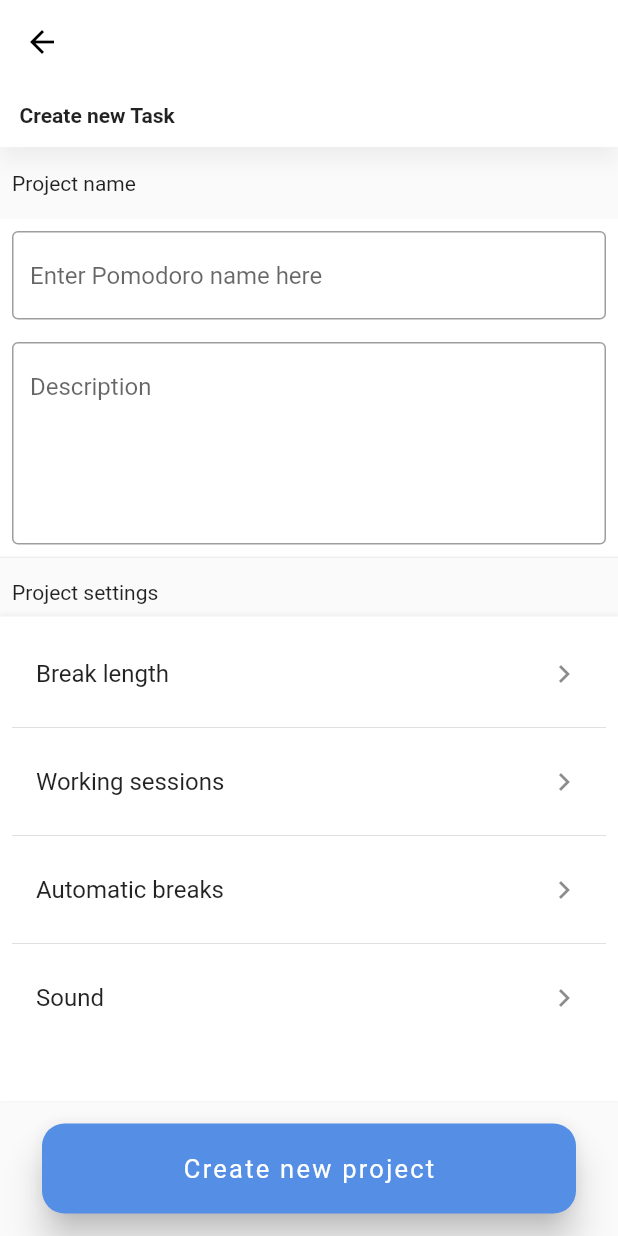
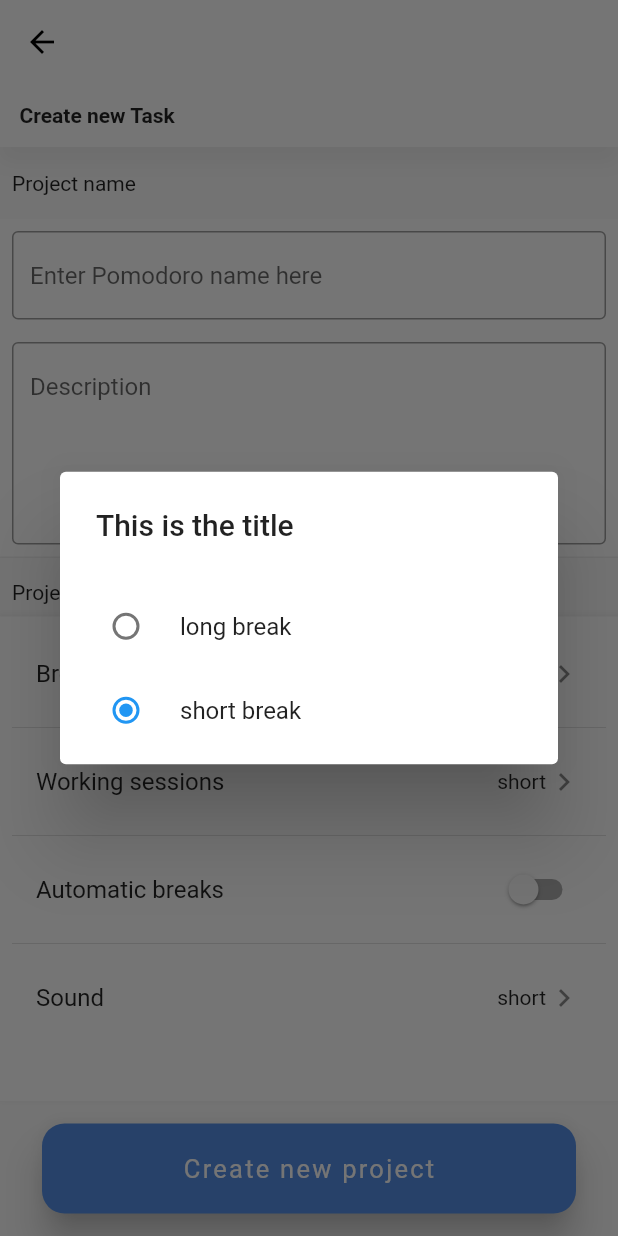
Before and after one commit to enaannan/Pomotimer2, a Flutter app: the NewTaskScreen screen opened directly, after a tap on "Sound", on a phone screen of 412 x 824 dp. Run offline on Flutter 3.47's test engine with Material 2 defaults, Android fonts, the phone set to English and light mode, and no system bars; our stand-ins replace google_fonts, introduction_screen, rxdart, step_progress_indicator; Roboto replaces fonts that are missing (Ubuntu); project files that could hold a hidden picture were left out.

Commit message:
fixed part of settings widget

```diff
--- /dev/null
+++ b/assets/constants/constants.dart
@@ -0,0 +1 @@
+//todo place constants in this file
--- a/lib/screens/NewTaskScreen.dart
+++ b/lib/screens/NewTaskScreen.dart
@@ -1,10 +1,20 @@
 import 'package:flutter/material.dart';
 import 'package:google_fonts/google_fonts.dart';
 import 'package:pomotimer2/widgets/BlueCard.dart';
+import 'package:flutter/foundation.dart';
+import 'package:pomotimer2/widgets/SettingsUI.dart';
 
-class NewTaskScreen extends StatelessWidget {
+
+class NewTaskScreen extends StatefulWidget {
   const NewTaskScreen({Key? key,}) : super(key: key);
 
+  @override
+  _NewTaskScreenState createState() => _NewTaskScreenState();
+}
+
+enum AlarmNames{ginger , caramel, snoozy }
+class _NewTaskScreenState extends State<NewTaskScreen> {
+bool _automaticBreaks = false;
   @override
   Widget build(BuildContext context) {
     return SafeArea(
@@ -84,7 +94,13 @@ class NewTaskScreen extends StatelessWidget {
                   children: [
                   ListTile(
                     title: Text("Break length"),
-                    trailing: Icon(Icons.keyboard_arrow_right),
+                    trailing: Row(
+                      mainAxisSize: MainAxisSize.min,
+                      children: [
+                        Text(describeEnum(BreakLength.short)),
+                        Icon(Icons.keyboard_arrow_right),
+                      ],
+                    ),
                   onTap: (){
                       showDialog(
                           context: context,
@@ -95,18 +111,40 @@ class NewTaskScreen extends StatelessWidget {
                   Divider(),
                     ListTile(
                         title: Text("Working sessions"),
-                        trailing: Icon(Icons.keyboard_arrow_right),
+                        trailing: Row(
+                          mainAxisSize: MainAxisSize.min,
+                          children: [
+                            Text(describeEnum(BreakLength.short)),
+                            Icon(Icons.keyboard_arrow_right),
+                          ],
+                        ),
                         onTap: (){print("hhhh");}),
                   Divider(),
-                  ListTile(
+                  SwitchListTile(
                       title: Text("Automatic breaks"),
-                      trailing: Icon(Icons.keyboard_arrow_right),
-                      onTap: (){print("hhhh");}),
+                      value: _automaticBreaks,
+                      onChanged: (bool value){
+                            setState((){
+                            _automaticBreaks = value;
+                            });
+                      }),
                   Divider(),
                   ListTile(
                       title: Text("Sound"),
-                      trailing: Icon(Icons.keyboard_arrow_right),
-                      onTap: (){print("hhhh");}),
+                      trailing: Row(
+                        mainAxisSize: MainAxisSize.min,
+                        children: [
+                          Text(describeEnum(BreakLength.short)),
+                          Icon(Icons.keyboard_arrow_right),
+                        ],
+                      ),
+                      onTap: (){
+                        showDialog(
+                            context: context,
+                            builder: (BuildContext context){
+                              return OptionsDialog();
+                            });
+                      }),
                   ],
                 ),
               ),
@@ -136,46 +174,3 @@ class NewTaskScreen extends StatelessWidget {
     );
   }
 }
-
-
-class OptionsDialog extends StatelessWidget {
-  @override
-  Widget build(BuildContext context) {
-    return AlertDialog(
-     title: Text("This is the title"),
-      actions: [
-        RadioListTile(title: Text("long break"), value: true, groupValue: true, onChanged: (value){}),
-        RadioListTile(title: Text("short break"), value: true, groupValue: true, onChanged: (value){})
-      ],
-    );
-  }
-}
-
-class SettingsCard extends StatelessWidget {
-  const SettingsCard({
-    Key? key,
-    required this.child,
-  }) : super(key: key);
-
-  final Widget child;
-
-  @override
-  Widget build(BuildContext context) {
-    return Container(
-      width: double.infinity,
-      decoration: BoxDecoration(
-        color: Colors.white,
-        boxShadow: <BoxShadow>[
-          BoxShadow(
-              color: Colors.grey[200]!,
-              spreadRadius: 1,
-              blurRadius: 2,
-              offset: Offset(0, -1))
-        ],
-      ),
-      child: Padding(
-          padding: const EdgeInsets.symmetric(vertical: 10.0, horizontal: 8.0),
-          child: child),
-    );
-  }
-}
--- /dev/null
+++ b/lib/widgets/SettingsUI.dart
@@ -0,0 +1,72 @@
+import 'package:flutter/material.dart';
+
+class SettingsCard extends StatelessWidget {
+  const SettingsCard({
+    Key? key,
+    required this.child,
+  }) : super(key: key);
+
+  final Widget child;
+
+  @override
+  Widget build(BuildContext context) {
+    return Container(
+      width: double.infinity,
+      decoration: BoxDecoration(
+        color: Colors.white,
+        boxShadow: <BoxShadow>[
+          BoxShadow(
+              color: Colors.grey[200]!,
+              spreadRadius: 1,
+              blurRadius: 2,
+              offset: Offset(0, -1))
+        ],
+      ),
+      child: Padding(
+          padding: const EdgeInsets.symmetric(vertical: 10.0, horizontal: 8.0),
+          child: child),
+    );
+  }
+}
+
+enum BreakLength{short, long}
+
+class OptionsDialog extends StatefulWidget {
+
+  @override
+  _OptionsDialogState createState() => _OptionsDialogState();
+}
+
+class _OptionsDialogState extends State<OptionsDialog> {
+  BreakLength? _breakLength = BreakLength.short;
+
+  @override
+  Widget build(BuildContext context) {
+    return AlertDialog(
+      title: Text("This is the title"),
+      actions: [
+        RadioListTile<BreakLength>(
+            title: Text("long break"),
+            value: BreakLength.long,
+            groupValue: _breakLength,
+            onChanged: (BreakLength? value){
+        setState((){
+        _breakLength = value;
+        });
+        }),
+        RadioListTile<BreakLength>(
+            title: Text("short break"),
+            value: BreakLength.short,
+            groupValue: _breakLength,
+            onChanged: (BreakLength? value){
+        setState((){
+        _breakLength = value;
+        });
+        })
+      ],
+    );
+  }
+}
+
+
+//todo refactor options dialoge so it can be reused
--- a/pubspec.yaml
+++ b/pubspec.yaml
@@ -51,6 +51,7 @@ flutter:
   # To add assets to your application, add an assets section, like this:
   assets:
    - assets/images/
+   - assets/constants/
   #   - images/a_dot_ham.jpeg
 
   # An image asset can refer to one or more resolution-specific "variants", see
```
